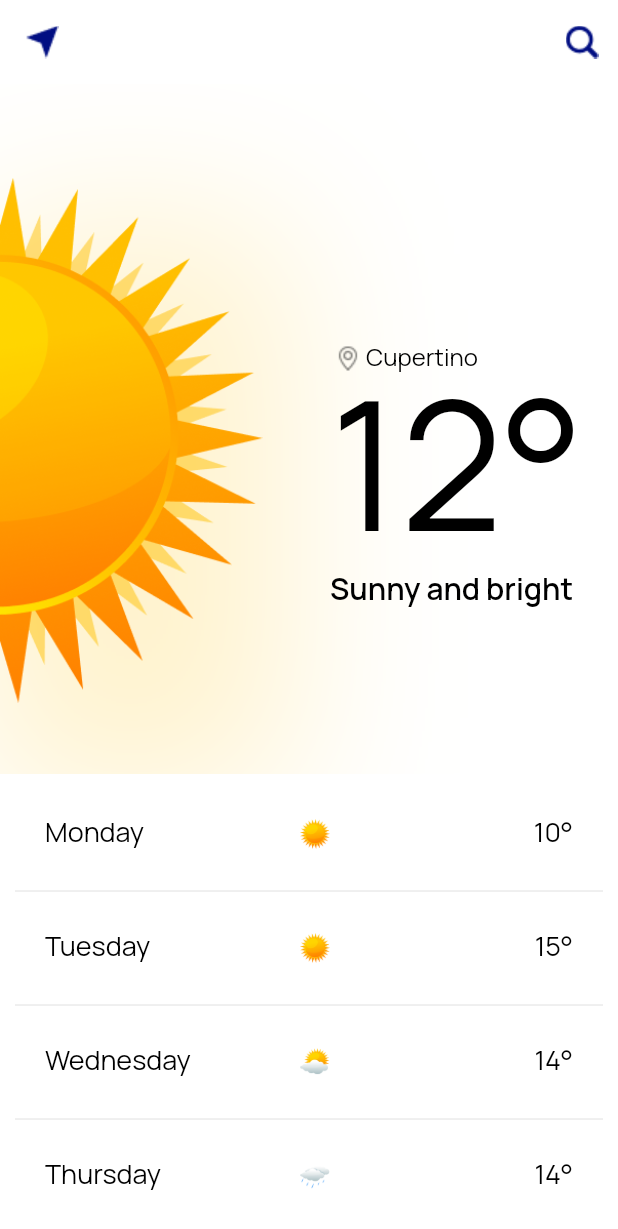
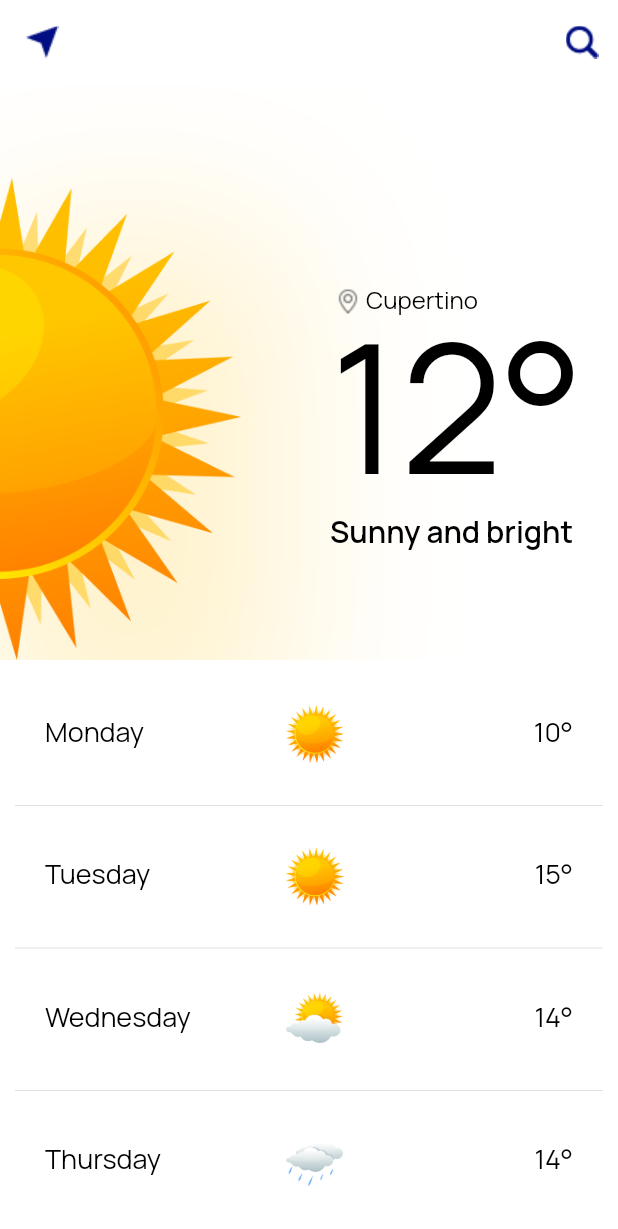
Before and after one commit to ArtemNVK/practice-1-weather-app, a Flutter app: the screen it shows after launch, on a phone screen of 412 x 824 dp. Shown: the top 1229 px of the screen. Run offline on Flutter 3.47's test engine with Material 2 defaults, Android fonts, the phone set to English and light mode, and no system bars; our stand-ins replace flutter_svg.

```diff
--- a/lib/presentations/home/home_page.dart
+++ b/lib/presentations/home/home_page.dart
@@ -15,7 +15,8 @@ class HomePage extends StatefulWidget {
   State<HomePage> createState() => _HomePageState();
 }
 
-class _HomePageState extends State<HomePage> with SingleTickerProviderStateMixin {
+class _HomePageState extends State<HomePage>
+    with SingleTickerProviderStateMixin {
   final _chosenCity = ValueNotifier('Cupertino');
   List<String> pastSearchCities = [];
 
@@ -63,8 +64,7 @@ class _HomePageState extends State<HomePage> with SingleTickerProviderStateMixin
             builder: (BuildContext context) {
               return IconButton(
                   onPressed: () => print('click'),
-                icon: Image.asset(Images.icGeoMark)
-            );
+                  icon: Image.asset(Images.icGeoMark));
             },
           ),
           actions: [
@@ -74,30 +74,27 @@ class _HomePageState extends State<HomePage> with SingleTickerProviderStateMixin
                       route: SearchPage(
                           chosenCity: _chosenCity,
                           onCityChosen: () => setState(() {}),
-                        pastSearchCities: pastSearchCities
+                          pastSearchCities: pastSearchCities),
                     ),
-                  ),
-                  icon: Image.asset(Images.icSearch)
-              )
+                icon: Image.asset(Images.icSearch))
           ],
         ),
         body: SafeArea(
           child: Column(
             children: [
-                Padding(
+              Expanded(
+                child: Padding(
                   padding: const EdgeInsets.only(top: 60),
                   child: Container(
                     height: 400,
                     child: WeatherToday(
-                      locationName: _chosenCity.value,
-                      animation: _animation
+                        locationName: _chosenCity.value, animation: _animation),
                   ),
                 ),
               ),
-                WeatherDaysList()
+              const WeatherDaysList()
             ],
           ),
-      )
-    );
+        ));
   }
 }
```
Lines whose indentation alone changed are shown as unchanged.
